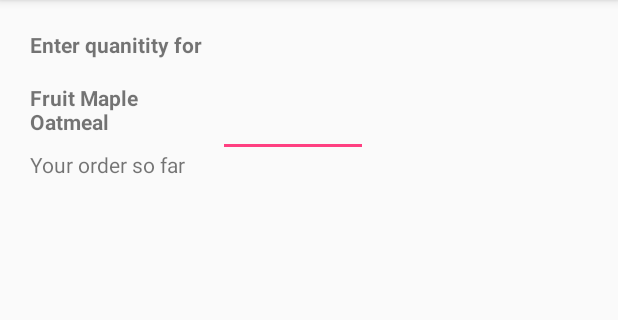
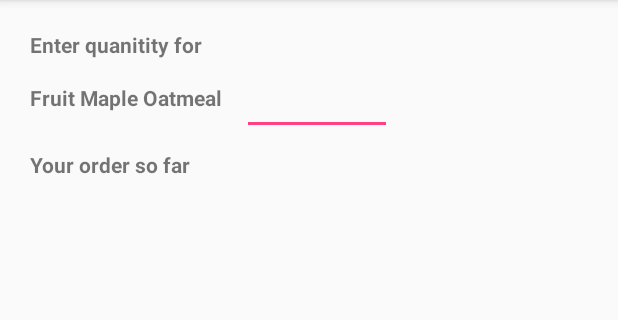
Before and after one commit to Deathman5000/MyStore, an Android app: the screen it shows after launch (CreateTable), after a tap on an icon or button, on a phone screen of 412 x 824 dp, the part 84-404 px from its top. Run offline under Robolectric (Android 15) with nearby library versions, the phone set to English and light mode, and no system bars.

Commit message:
Here is the finished project for sure

```diff
--- a/app/src/main/res/layout/create_table.xml
+++ b/app/src/main/res/layout/create_table.xml
@@ -18,15 +18,17 @@
         android:orientation="horizontal"
         android:layout_marginTop="30dp">
         <TextView
-            android:layout_width="125dp"
+            android:layout_width="wrap_content"
             android:layout_height="match_parent"
             android:layout_marginTop="25dp"
+            android:paddingRight="10dp"
             android:textStyle="bold"
             android:id="@+id/item"
             />
         <EditText
             android:layout_width="100dp"
-            android:layout_height="match_parent"
+            android:layout_height="50dp"
+            android:layout_marginTop="10dp"
             android:id="@+id/itemQuantity"
             android:inputType="number"
             />
@@ -35,6 +37,7 @@
         android:layout_width="wrap_content"
         android:layout_height="wrap_content"
         android:text="Your order so far"
+        android:textStyle="bold"
         android:layout_marginTop="100dp"/>
     <TableLayout
         android:layout_width="wrap_content"
```
